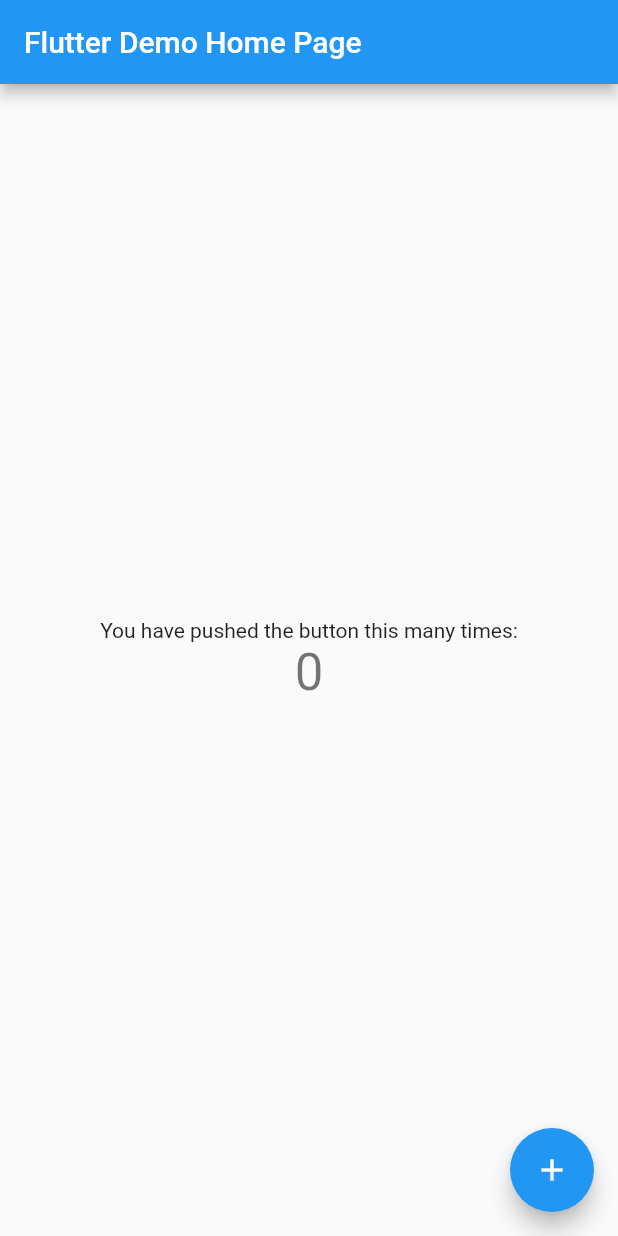
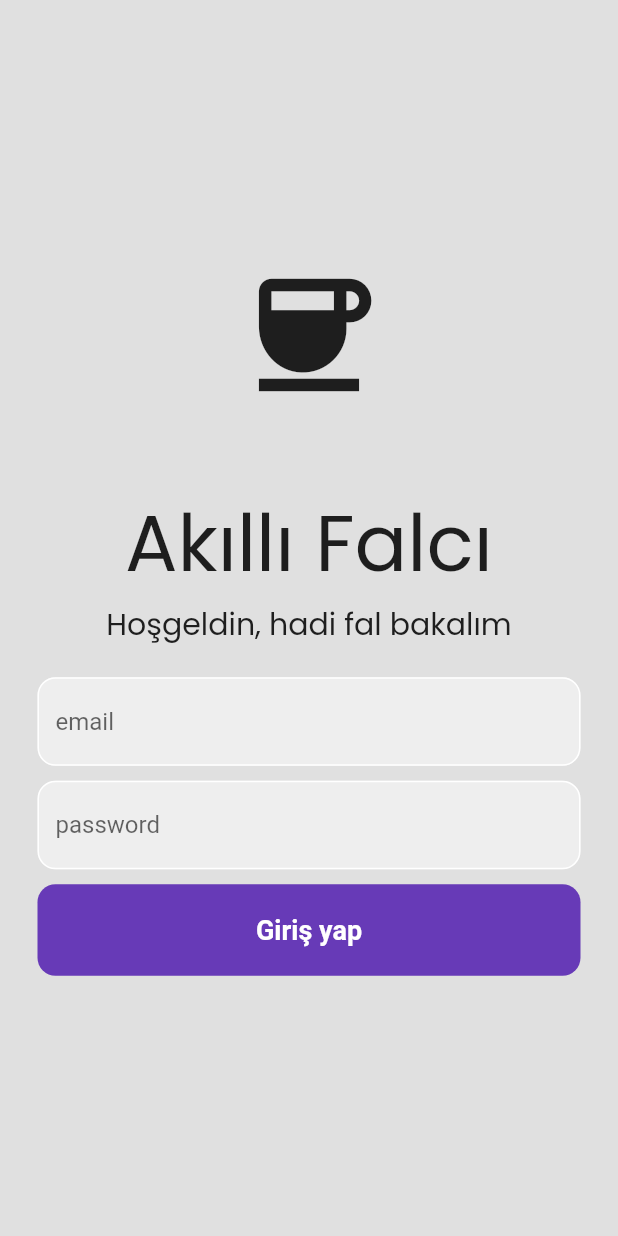
Before and after one commit to dogukanhfo/fortuneteller, a Flutter app: the screen it shows after launch, on a phone screen of 412 x 824 dp. Run offline on Flutter 3.47's test engine with Material 2 defaults, Android fonts, the phone set to English and light mode, and no system bars; our stand-ins replace firebase_auth, firebase_core, google_fonts; accounts and stored records are empty.

Commit message:
create login and logout

```diff
--- a/analysis_options.yaml
+++ b/analysis_options.yaml
@@ -22,8 +22,8 @@ linter:
   # `// ignore_for_file: name_of_lint` syntax on the line or in the file
   # producing the lint.
   rules:
+    prefer_const_constructors: false
     # avoid_print: false  # Uncomment to disable the `avoid_print` rule
     # prefer_single_quotes: true  # Uncomment to enable the `prefer_single_quotes` rule
-
 # Additional information about this file can be found at
 # https://dart.dev/guides/language/analysis-options
--- a/lib/main.dart
+++ b/lib/main.dart
@@ -1,6 +1,11 @@
+import 'package:firebase_core/firebase_core.dart';
 import 'package:flutter/material.dart';
+import 'package:fortuneteller/pages/main_page.dart';
 
-void main() {
+void main() async {
+  WidgetsFlutterBinding.ensureInitialized();
+  await Firebase.initializeApp();
+
   runApp(const MyApp());
 }
 
@@ -11,105 +16,8 @@ class MyApp extends StatelessWidget {
   @override
   Widget build(BuildContext context) {
     return MaterialApp(
-      title: 'Flutter Demo',
-      theme: ThemeData(
-        // This is the theme of your application.
-        //
-        // Try running your application with "flutter run". You'll see the
-        // application has a blue toolbar. Then, without quitting the app, try
-        // changing the primarySwatch below to Colors.green and then invoke
-        // "hot reload" (press "r" in the console where you ran "flutter run",
-        // or simply save your changes to "hot reload" in a Flutter IDE).
-        // Notice that the counter didn't reset back to zero; the application
-        // is not restarted.
-        primarySwatch: Colors.blue,
-      ),
-      home: const MyHomePage(title: 'Flutter Demo Home Page'),
+      debugShowCheckedModeBanner: false,
+      home: MainPage(),
     );
   }
 }
-
-class MyHomePage extends StatefulWidget {
-  const MyHomePage({Key? key, required this.title}) : super(key: key);
-
-  // This widget is the home page of your application. It is stateful, meaning
-  // that it has a State object (defined below) that contains fields that affect
-  // how it looks.
-
-  // This class is the configuration for the state. It holds the values (in this
-  // case the title) provided by the parent (in this case the App widget) and
-  // used by the build method of the State. Fields in a Widget subclass are
-  // always marked "final".
-
-  final String title;
-
-  @override
-  State<MyHomePage> createState() => _MyHomePageState();
-}
-
-class _MyHomePageState extends State<MyHomePage> {
-  int _counter = 0;
-
-  void _incrementCounter() {
-    setState(() {
-      // This call to setState tells the Flutter framework that something has
-      // changed in this State, which causes it to rerun the build method below
-      // so that the display can reflect the updated values. If we changed
-      // _counter without calling setState(), then the build method would not be
-      // called again, and so nothing would appear to happen.
-      _counter++;
-    });
-  }
-
-  @override
-  Widget build(BuildContext context) {
-    // This method is rerun every time setState is called, for instance as done
-    // by the _incrementCounter method above.
-    //
-    // The Flutter framework has been optimized to make rerunning build methods
-    // fast, so that you can just rebuild anything that needs updating rather
-    // than having to individually change instances of widgets.
-    return Scaffold(
-      appBar: AppBar(
-        // Here we take the value from the MyHomePage object that was created by
-        // the App.build method, and use it to set our appbar title.
-        title: Text(widget.title),
-      ),
-      body: Center(
-        // Center is a layout widget. It takes a single child and positions it
-        // in the middle of the parent.
-        child: Column(
-          // Column is also a layout widget. It takes a list of children and
-          // arranges them vertically. By default, it sizes itself to fit its
-          // children horizontally, and tries to be as tall as its parent.
-          //
-          // Invoke "debug painting" (press "p" in the console, choose the
-          // "Toggle Debug Paint" action from the Flutter Inspector in Android
-          // Studio, or the "Toggle Debug Paint" command in Visual Studio Code)
-          // to see the wireframe for each widget.
-          //
-          // Column has various properties to control how it sizes itself and
-          // how it positions its children. Here we use mainAxisAlignment to
-          // center the children vertically; the main axis here is the vertical
-          // axis because Columns are vertical (the cross axis would be
-          // horizontal).
-          mainAxisAlignment: MainAxisAlignment.center,
-          children: <Widget>[
-            const Text(
-              'You have pushed the button this many times:',
-            ),
-            Text(
-              '$_counter',
-              style: Theme.of(context).textTheme.headline4,
-            ),
-          ],
-        ),
-      ),
-      floatingActionButton: FloatingActionButton(
-        onPressed: _incrementCounter,
-        tooltip: 'Increment',
-        child: const Icon(Icons.add),
-      ), // This trailing comma makes auto-formatting nicer for build methods.
-    );
-  }
-}
--- /dev/null
+++ b/lib/pages/home_page.dart
@@ -0,0 +1,34 @@
+import 'package:firebase_auth/firebase_auth.dart';
+import 'package:flutter/material.dart';
+
+class HomePage extends StatefulWidget {
+  const HomePage({Key? key}) : super(key: key);
+
+  @override
+  State<HomePage> createState() => _HomePageState();
+}
+
+class _HomePageState extends State<HomePage> {
+  final user = FirebaseAuth.instance.currentUser!;
+
+  @override
+  Widget build(BuildContext context) {
+    return Scaffold(
+      body: Center(
+        child: Column(
+          mainAxisAlignment: MainAxisAlignment.center,
+          children: [
+            Text('Signed in as: ' + user.email!),
+            MaterialButton(
+              onPressed: () {
+                FirebaseAuth.instance.signOut();
+              },
+              color: Colors.deepPurple,
+              child: Text('çıkış'),
+            ),
+          ],
+        ),
+      ),
+    );
+  }
+}
--- /dev/null
+++ b/lib/pages/login_pages/login_page.dart
@@ -0,0 +1,152 @@
+import 'package:firebase_auth/firebase_auth.dart';
+import 'package:flutter/material.dart';
+import 'package:google_fonts/google_fonts.dart';
+
+class LoginPage extends StatefulWidget {
+  const LoginPage({Key? key}) : super(key: key);
+
+  @override
+  State<LoginPage> createState() => _LoginPageState();
+}
+
+class _LoginPageState extends State<LoginPage> {
+  //text controllers
+
+  final _emailController = TextEditingController();
+  final _passwordController = TextEditingController();
+
+  Future signIn() async {
+    await FirebaseAuth.instance.signInWithEmailAndPassword(
+      email: _emailController.text.trim(),
+      password: _passwordController.text.trim(),
+    );
+  }
+
+  @override
+  void dispose() {
+    _emailController.dispose();
+    _passwordController.dispose();
+    super.dispose();
+  }
+
+  @override
+  Widget build(BuildContext context) {
+    return Scaffold(
+      backgroundColor: Colors.grey[300],
+      body: SafeArea(
+        child: Center(
+          child: SingleChildScrollView(
+            child: Column(
+              mainAxisAlignment: MainAxisAlignment.center,
+              children: [
+                //logo
+
+                Icon(
+                  Icons.coffee,
+                  size: 100,
+                ),
+                SizedBox(
+                  height: 50,
+                ),
+
+                Text(
+                  'Akıllı Falcı',
+                  style: GoogleFonts.poppins(
+                    fontSize: 52,
+                  ),
+                ),
+
+                Text(
+                  'Hoşgeldin, hadi fal bakalım',
+                  style: GoogleFonts.poppins(
+                    fontSize: 20,
+                  ),
+                ),
+                SizedBox(
+                  height: 20,
+                ),
+
+                //email textfield
+
+                Padding(
+                  padding: const EdgeInsets.symmetric(horizontal: 25.0),
+                  child: TextField(
+                    controller: _emailController,
+                    decoration: InputDecoration(
+                      enabledBorder: OutlineInputBorder(
+                        borderSide: BorderSide(color: Colors.white),
+                        borderRadius: BorderRadius.circular(12),
+                      ),
+                      focusedBorder: OutlineInputBorder(
+                        borderSide: BorderSide(color: Colors.deepPurple),
+                        borderRadius: BorderRadius.circular(12),
+                      ),
+                      hintText: 'email',
+                      fillColor: Colors.grey[200],
+                      filled: true,
+                    ),
+                  ),
+                ),
+                SizedBox(
+                  height: 10,
+                ),
+
+                //password textfield
+
+                Padding(
+                  padding: const EdgeInsets.symmetric(horizontal: 25.0),
+                  child: TextField(
+                    obscureText: true,
+                    controller: _passwordController,
+                    decoration: InputDecoration(
+                      enabledBorder: OutlineInputBorder(
+                        borderSide: BorderSide(color: Colors.white),
+                        borderRadius: BorderRadius.circular(12),
+                      ),
+                      focusedBorder: OutlineInputBorder(
+                        borderSide: BorderSide(color: Colors.deepPurple),
+                        borderRadius: BorderRadius.circular(12),
+                      ),
+                      hintText: 'password',
+                      fillColor: Colors.grey[200],
+                      filled: true,
+                    ),
+                  ),
+                ),
+                SizedBox(
+                  height: 10,
+                ),
+
+                //Login Button
+
+                Padding(
+                  padding: const EdgeInsets.symmetric(horizontal: 25.0),
+                  child: GestureDetector(
+                    onTap: signIn,
+                    child: Container(
+                      padding: EdgeInsets.all(20),
+                      decoration: BoxDecoration(
+                        color: Colors.deepPurple,
+                        borderRadius: BorderRadius.circular(12),
+                      ),
+                      child: Center(
+                        child: Text(
+                          'Giriş yap',
+                          style: TextStyle(
+                            color: Colors.white,
+                            fontWeight: FontWeight.bold,
+                            fontSize: 18,
+                          ),
+                        ),
+                      ),
+                    ),
+                  ),
+                ),
+              ],
+            ),
+          ),
+        ),
+      ),
+    );
+  }
+}
--- /dev/null
+++ b/lib/pages/main_page.dart
@@ -0,0 +1,25 @@
+import 'package:flutter/material.dart';
+import 'package:firebase_auth/firebase_auth.dart';
+import 'package:fortuneteller/pages/login_pages/login_page.dart';
+
+import 'home_page.dart';
+
+class MainPage extends StatelessWidget {
+  const MainPage({Key? key}) : super(key: key);
+
+  @override
+  Widget build(BuildContext context) {
+    return Scaffold(
+      body: StreamBuilder<User?>(
+        stream: FirebaseAuth.instance.authStateChanges(),
+        builder: (context, snapshot) {
+          if (snapshot.hasData) {
+            return HomePage();
+          } else {
+            return LoginPage();
+          }
+        },
+      ),
+    );
+  }
+}
```
Also changed, not shown: pubspec.yaml (+5 -2 lines), pubspec.lock, 2 other files.
